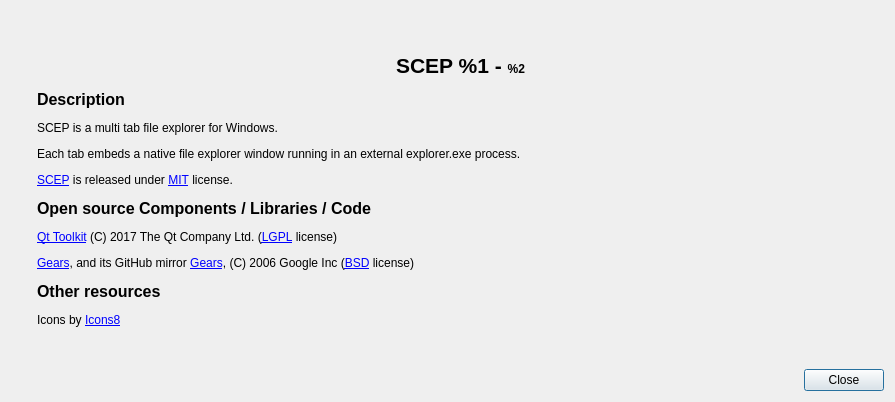
The window that code/SCEP/forms/SCEP/AboutDialog.ui (jhoussay/SCEP) describes before a commit, drawn with Qt 5.
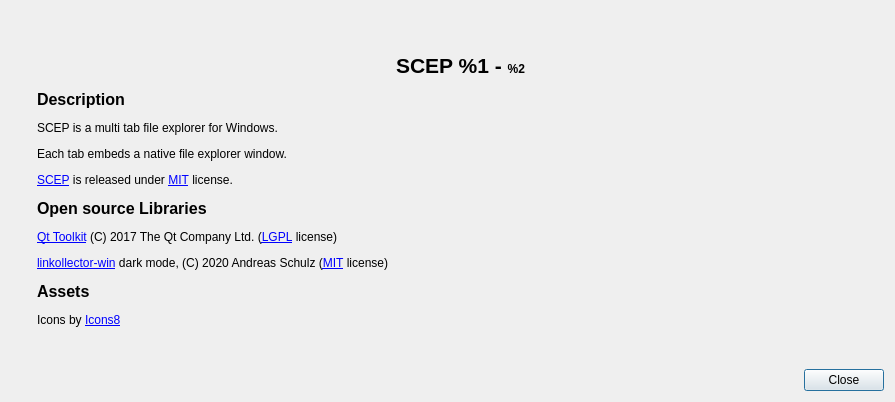
The same window after the commit. Icons and pictures are not drawn.

Commit message: Removing old explorer wrapper/widget Removing now unused Gears library Updating About dialog for linkollector-win

```diff
--- a/code/SCEP/forms/SCEP/AboutDialog.ui
+++ b/code/SCEP/forms/SCEP/AboutDialog.ui
@@ -17,7 +17,7 @@
    <item row="1" column="1">
     <widget class="QLabel" name="aboutLabel">
      <property name="text">
-      <string>&lt;html&gt;&lt;head/&gt;&lt;body&gt;&lt;p align=&quot;center&quot;&gt;&lt;span style=&quot; font-size:16pt; font-weight:700;&quot;&gt;SCEP %1 - &lt;/span&gt;&lt;span style=&quot; font-weight:700;&quot;&gt;%2&lt;/span&gt;&lt;/p&gt;&lt;p&gt;&lt;span style=&quot; font-size:12pt; font-weight:700;&quot;&gt;Description&lt;/span&gt;&lt;/p&gt;&lt;p&gt;SCEP is a multi tab file explorer for Windows.&lt;/p&gt;&lt;p&gt;Each tab embeds a native file explorer window running in an external explorer.exe process.&lt;/p&gt;&lt;p&gt;&lt;a href=&quot;https://github.com/jhoussay/SCEP&quot;&gt;&lt;span style=&quot; text-decoration: underline; color:#0000ff;&quot;&gt;SCEP&lt;/span&gt;&lt;/a&gt; is released under &lt;a href=&quot;%3&quot;&gt;&lt;span style=&quot; text-decoration: underline; color:#0000ff;&quot;&gt;MIT&lt;/span&gt;&lt;/a&gt; license.&lt;/p&gt;&lt;p&gt;&lt;span style=&quot; font-size:12pt; font-weight:700;&quot;&gt;Open source Components / Libraries / Code&lt;/span&gt;&lt;/p&gt;&lt;p&gt;&lt;a href=&quot;www.qt.io&quot;&gt;&lt;span style=&quot; text-decoration: underline; color:#0000ff;&quot;&gt;Qt Toolkit&lt;/span&gt;&lt;/a&gt; (C) 2017 The Qt Company Ltd. (&lt;a href=&quot;%4&quot;&gt;&lt;span style=&quot; text-decoration: underline; color:#0000ff;&quot;&gt;LGPL&lt;/span&gt;&lt;/a&gt; license)&lt;/p&gt;&lt;p&gt;&lt;a href=&quot;https://code.google.com/p/gears&quot;&gt;&lt;span style=&quot; text-decoration: underline; color:#0000ff;&quot;&gt;Gears&lt;/span&gt;&lt;/a&gt;, and its GitHub mirror &lt;a href=&quot;https://github.com/zied-ellouze/gears/&quot;&gt;&lt;span style=&quot; text-decoration: underline; color:#0000ff;&quot;&gt;Gears&lt;/span&gt;&lt;/a&gt;, (C) 2006 Google Inc (&lt;a href=&quot;%5&quot;&gt;&lt;span style=&quot; text-decoration: underline; color:#0000ff;&quot;&gt;BSD&lt;/span&gt;&lt;/a&gt; license)&lt;/p&gt;&lt;p&gt;&lt;span style=&quot; font-size:12pt; font-weight:700;&quot;&gt;Other resources&lt;/span&gt;&lt;/p&gt;&lt;p&gt;Icons by &lt;a href=&quot;https://icons8.com&quot;&gt;&lt;span style=&quot; text-decoration: underline; color:#0000ff;&quot;&gt;Icons8&lt;/span&gt;&lt;/a&gt;&lt;/p&gt;&lt;/body&gt;&lt;/html&gt;</string>
+      <string>&lt;html&gt;&lt;head/&gt;&lt;body&gt;&lt;p align=&quot;center&quot;&gt;&lt;span style=&quot; font-size:16pt; font-weight:700;&quot;&gt;SCEP %1 - &lt;/span&gt;&lt;span style=&quot; font-weight:700;&quot;&gt;%2&lt;/span&gt;&lt;/p&gt;&lt;p&gt;&lt;span style=&quot; font-size:12pt; font-weight:700;&quot;&gt;Description&lt;/span&gt;&lt;/p&gt;&lt;p&gt;SCEP is a multi tab file explorer for Windows.&lt;/p&gt;&lt;p&gt;Each tab embeds a native file explorer window.&lt;/p&gt;&lt;p&gt;&lt;a href=&quot;https://github.com/jhoussay/SCEP&quot;&gt;&lt;span style=&quot; text-decoration: underline; color:#0000ff;&quot;&gt;SCEP&lt;/span&gt;&lt;/a&gt; is released under &lt;a href=&quot;%3&quot;&gt;&lt;span style=&quot; text-decoration: underline; color:#0000ff;&quot;&gt;MIT&lt;/span&gt;&lt;/a&gt; license.&lt;/p&gt;&lt;p&gt;&lt;span style=&quot; font-size:12pt; font-weight:700;&quot;&gt;Open source Libraries&lt;/span&gt;&lt;/p&gt;&lt;p&gt;&lt;a href=&quot;www.qt.io&quot;&gt;&lt;span style=&quot; text-decoration: underline; color:#0000ff;&quot;&gt;Qt Toolkit&lt;/span&gt;&lt;/a&gt; (C) 2017 The Qt Company Ltd. (&lt;a href=&quot;%4&quot;&gt;&lt;span style=&quot; text-decoration: underline; color:#0000ff;&quot;&gt;LGPL&lt;/span&gt;&lt;/a&gt; license)&lt;/p&gt;&lt;p&gt;&lt;a href=&quot;https://github.com/Longhanks/linkollector-win&quot;&gt;&lt;span style=&quot; text-decoration: underline; color:#0000ff;&quot;&gt;linkollector-win&lt;/span&gt;&lt;/a&gt; dark mode, (C) 2020 Andreas Schulz (&lt;a href=&quot;%5&quot;&gt;&lt;span style=&quot; text-decoration: underline; color:#0000ff;&quot;&gt;MIT&lt;/span&gt;&lt;/a&gt; license)&lt;/p&gt;&lt;p&gt;&lt;span style=&quot; font-size:12pt; font-weight:700;&quot;&gt;Assets&lt;/span&gt;&lt;/p&gt;&lt;p&gt;Icons by &lt;a href=&quot;https://icons8.com&quot;&gt;&lt;span style=&quot; text-decoration: underline; color:#0000ff;&quot;&gt;Icons8&lt;/span&gt;&lt;/a&gt;&lt;/p&gt;&lt;/body&gt;&lt;/html&gt;</string>
      </property>
      <property name="wordWrap">
       <bool>true</bool>
```
The commit also changes 25 other files.
